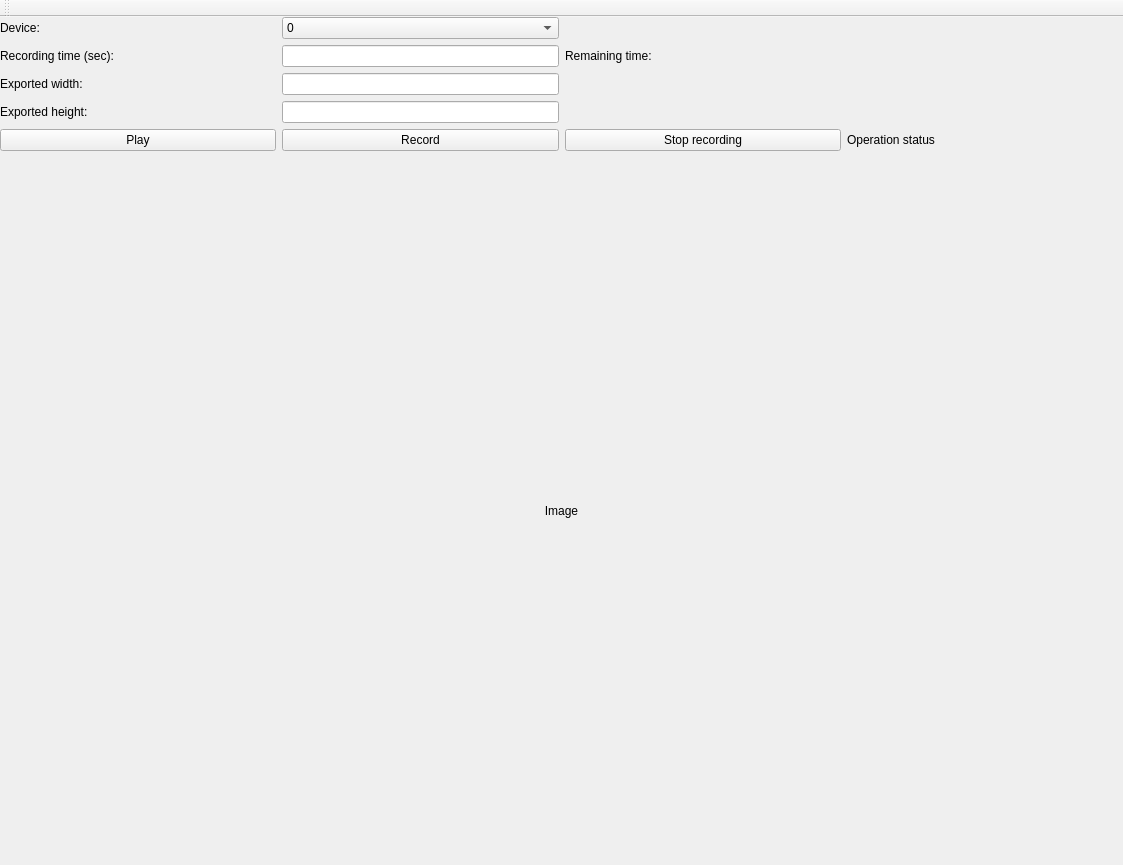
First picture: the form in tools/image_studio/ui_main.ui, repository tsaith/handpose, before the edit.
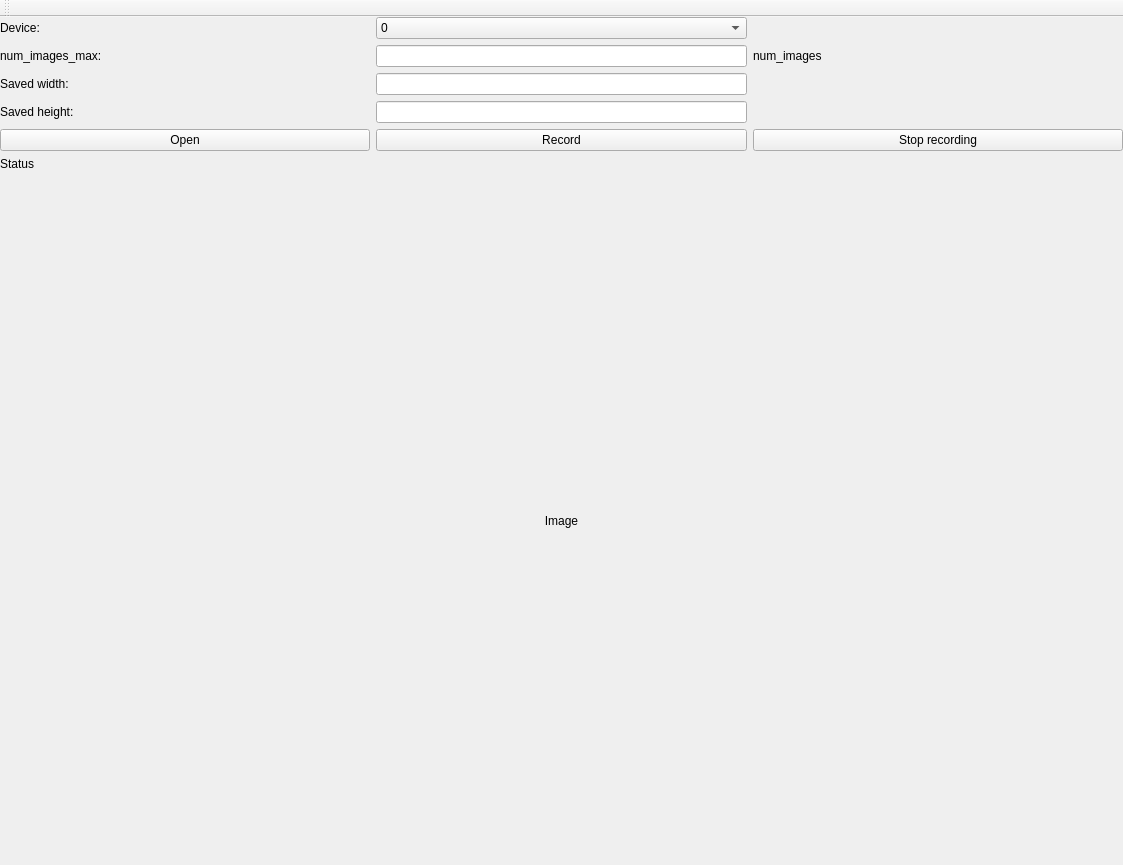
Second picture: the form after the edit. Icons and pictures are not drawn.

Commit message: Support recording images.

Diff of the .ui file:
```diff
--- a/tools/image_studio/ui_main.ui
+++ b/tools/image_studio/ui_main.ui
@@ -49,40 +49,6 @@
         <property name="sizeConstraint">
          <enum>QLayout::SetDefaultConstraint</enum>
         </property>
-        <item row="3" column="2">
-         <widget class="QLineEdit" name="edit_recording_time">
-          <property name="sizePolicy">
-           <sizepolicy hsizetype="Preferred" vsizetype="Fixed">
-            <horstretch>0</horstretch>
-            <verstretch>0</verstretch>
-           </sizepolicy>
-          </property>
-         </widget>
-        </item>
-        <item row="6" column="2">
-         <widget class="QLineEdit" name="edit_exported_height">
-          <property name="sizePolicy">
-           <sizepolicy hsizetype="Preferred" vsizetype="Fixed">
-            <horstretch>0</horstretch>
-            <verstretch>0</verstretch>
-           </sizepolicy>
-          </property>
-         </widget>
-        </item>
-        <item row="3" column="0">
-         <widget class="QLabel" name="lb_recording_time">
-          <property name="text">
-           <string>Recording time (sec):</string>
-          </property>
-         </widget>
-        </item>
-        <item row="8" column="0">
-         <widget class="QPushButton" name="btn_play">
-          <property name="text">
-           <string>Play</string>
-          </property>
-         </widget>
-        </item>
         <item row="2" column="2">
          <widget class="QComboBox" name="cb_device">
           <property name="editable">
@@ -108,13 +74,17 @@
           </item>
          </widget>
         </item>
-        <item row="5" column="2">
-         <widget class="QLineEdit" name="edit_exported_width">
-          <property name="sizePolicy">
-           <sizepolicy hsizetype="Preferred" vsizetype="Fixed">
-            <horstretch>0</horstretch>
-            <verstretch>0</verstretch>
-           </sizepolicy>
+        <item row="3" column="0">
+         <widget class="QLabel" name="lb_num_images_max">
+          <property name="text">
+           <string>num_images_max:</string>
+          </property>
+         </widget>
+        </item>
+        <item row="6" column="0">
+         <widget class="QLabel" name="lb_saved_height">
+          <property name="text">
+           <string>Saved height:</string>
           </property>
          </widget>
         </item>
@@ -127,7 +97,38 @@
            </sizepolicy>
           </property>
           <property name="text">
-           <string>Remaining time:</string>
+           <string>num_images</string>
+          </property>
+         </widget>
+        </item>
+        <item row="6" column="2">
+         <widget class="QLineEdit" name="edit_saved_height">
+          <property name="sizePolicy">
+           <sizepolicy hsizetype="Preferred" vsizetype="Fixed">
+            <horstretch>0</horstretch>
+            <verstretch>0</verstretch>
+           </sizepolicy>
+          </property>
+         </widget>
+        </item>
+        <item row="8" column="2">
+         <widget class="QPushButton" name="btn_record">
+          <property name="text">
+           <string>Record</string>
+          </property>
+         </widget>
+        </item>
+        <item row="5" column="0">
+         <widget class="QLabel" name="lb_saved_width">
+          <property name="text">
+           <string>Saved width:</string>
+          </property>
+         </widget>
+        </item>
+        <item row="8" column="0">
+         <widget class="QPushButton" name="btn_open">
+          <property name="text">
+           <string>Open</string>
           </property>
          </widget>
         </item>
@@ -138,13 +139,6 @@
           </property>
          </widget>
         </item>
-        <item row="5" column="0">
-         <widget class="QLabel" name="lb_exported_width">
-          <property name="text">
-           <string>Exported width:</string>
-          </property>
-         </widget>
-        </item>
         <item row="8" column="3">
          <widget class="QPushButton" name="btn_stop">
           <property name="text">
@@ -152,29 +146,41 @@
           </property>
          </widget>
         </item>
-        <item row="6" column="0">
-         <widget class="QLabel" name="lb_exported_height">
-          <property name="text">
-           <string>Exported height:</string>
+        <item row="3" column="2">
+         <widget class="QLineEdit" name="edit_num_images_max">
+          <property name="sizePolicy">
+           <sizepolicy hsizetype="Preferred" vsizetype="Fixed">
+            <horstretch>0</horstretch>
+            <verstretch>0</verstretch>
+           </sizepolicy>
           </property>
          </widget>
         </item>
-        <item row="8" column="2">
-         <widget class="QPushButton" name="btn_record">
-          <property name="text">
-           <string>Record</string>
-          </property>
-         </widget>
-        </item>
-        <item row="8" column="4">
-         <widget class="QLabel" name="lb_operation_status">
-          <property name="text">
-           <string>Operation status</string>
+        <item row="5" column="2">
+         <widget class="QLineEdit" name="edit_saved_width">
+          <property name="sizePolicy">
+           <sizepolicy hsizetype="Preferred" vsizetype="Fixed">
+            <horstretch>0</horstretch>
+            <verstretch>0</verstretch>
+           </sizepolicy>
           </property>
          </widget>
         </item>
        </layout>
       </item>
+      <item>
+       <widget class="QLabel" name="lb_status">
+        <property name="sizePolicy">
+         <sizepolicy hsizetype="Preferred" vsizetype="Preferred">
+          <horstretch>0</horstretch>
+          <verstretch>0</verstretch>
+         </sizepolicy>
+        </property>
+        <property name="text">
+         <string>Status</string>
+        </property>
+       </widget>
+      </item>
       <item>
        <layout class="QHBoxLayout" name="view_layout">
         <item>
```
Left out of the diff: 6 changed lines with no effect on the pictures. The commit also changes 4 other files.
